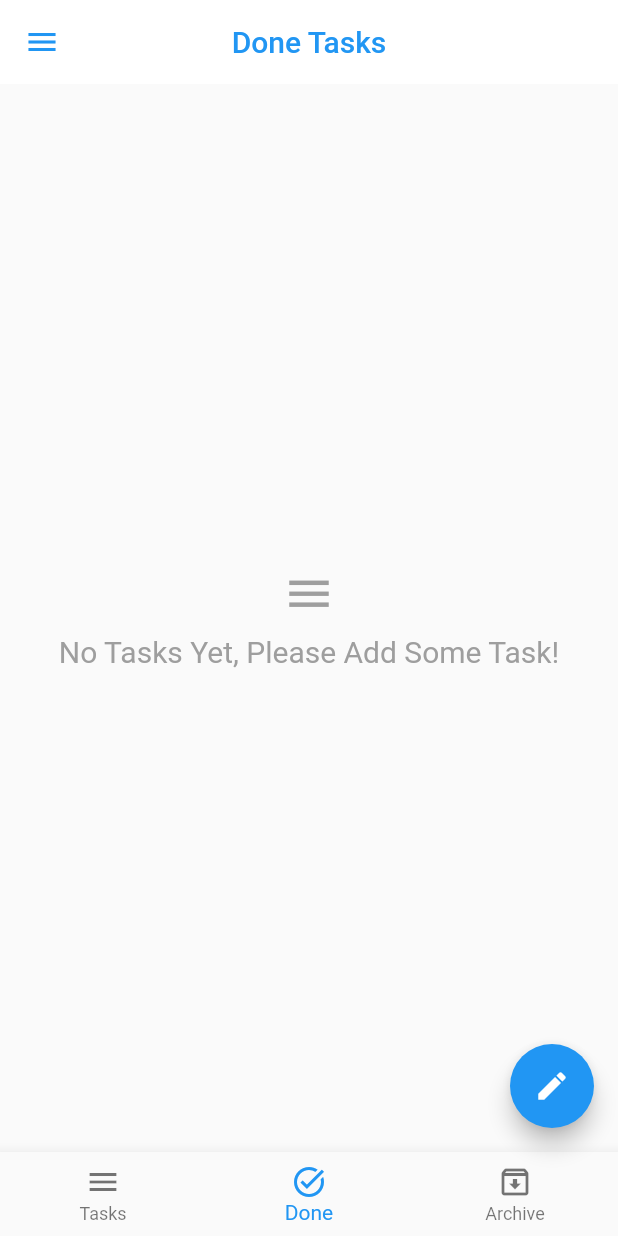
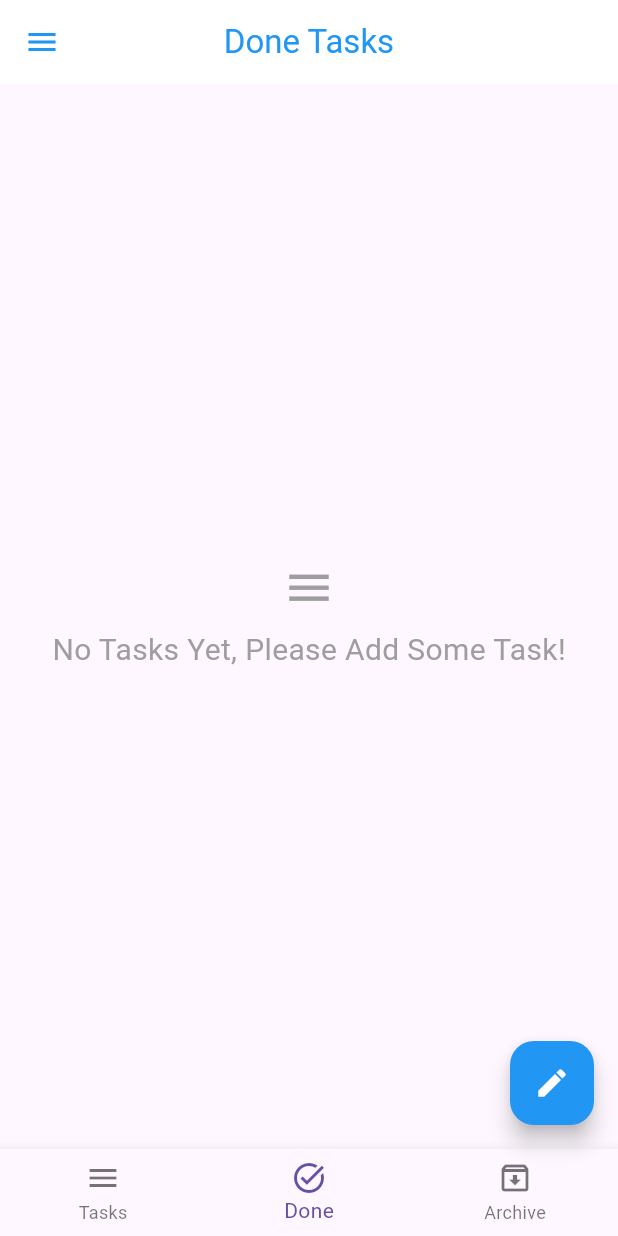
Before and after one commit to MoeAlm/to_do_app, a Flutter app: the screen it shows after launch, on a phone screen of 412 x 824 dp. Run offline on Flutter 3.47's test engine with Material 2 defaults, Android fonts, the phone set to English and light mode, and no system bars; our stand-ins replace bloc, conditional_builder_null_safety, flutter_bloc, sqflite; accounts and stored records are empty.

Commit message:
Initial commit

```diff
--- a/lib/layout/home_layout.dart
+++ b/lib/layout/home_layout.dart
@@ -38,6 +38,8 @@ class HomeLayout extends StatelessWidget {
               elevation: 0.0,
             ),
             floatingActionButton: FloatingActionButton(
+              backgroundColor: Colors.blue,
+              foregroundColor: Colors.white,
               onPressed: () {
                 if (cubit.isBottomSheetShown) {
                   if (formKey.currentState!.validate()) {
--- a/lib/main.dart
+++ b/lib/main.dart
@@ -13,6 +13,9 @@ class MyApp extends StatelessWidget {
   @override
   Widget build(BuildContext context) {
     return MaterialApp(
+      theme: ThemeData(
+        useMaterial3: true
+      ),
       debugShowCheckedModeBanner: false,
       home: HomeLayout(),
     );
```
Also changed, not shown: lib/shared/components/components.dart (+8 -3 lines), pubspec.lock.
